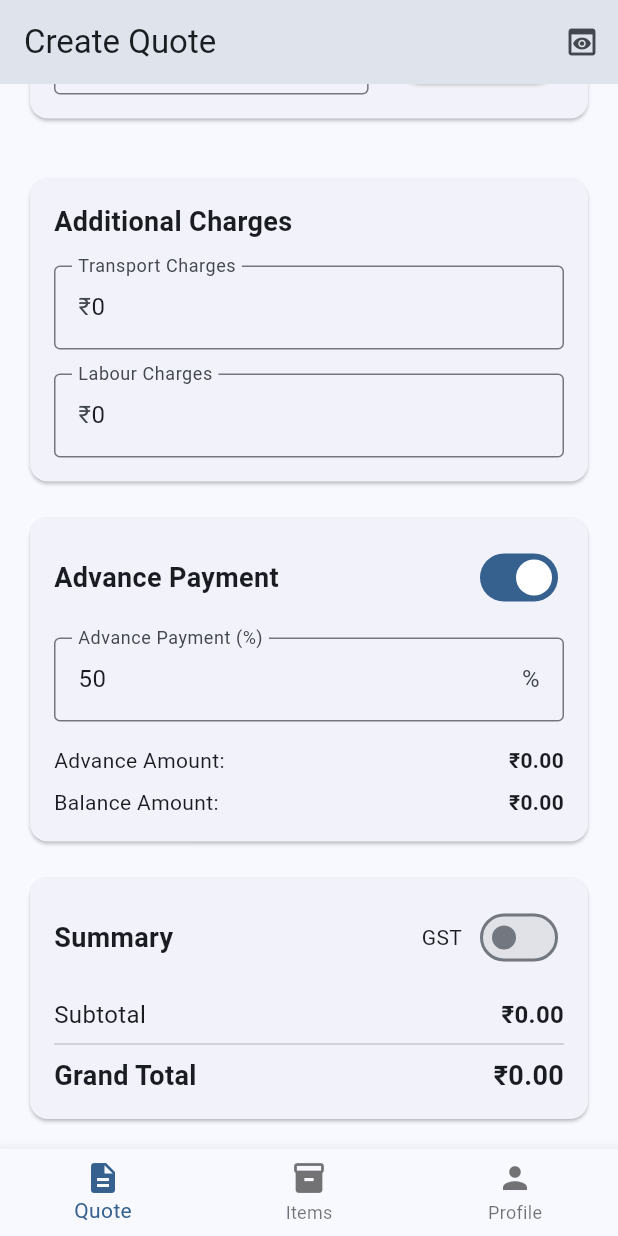
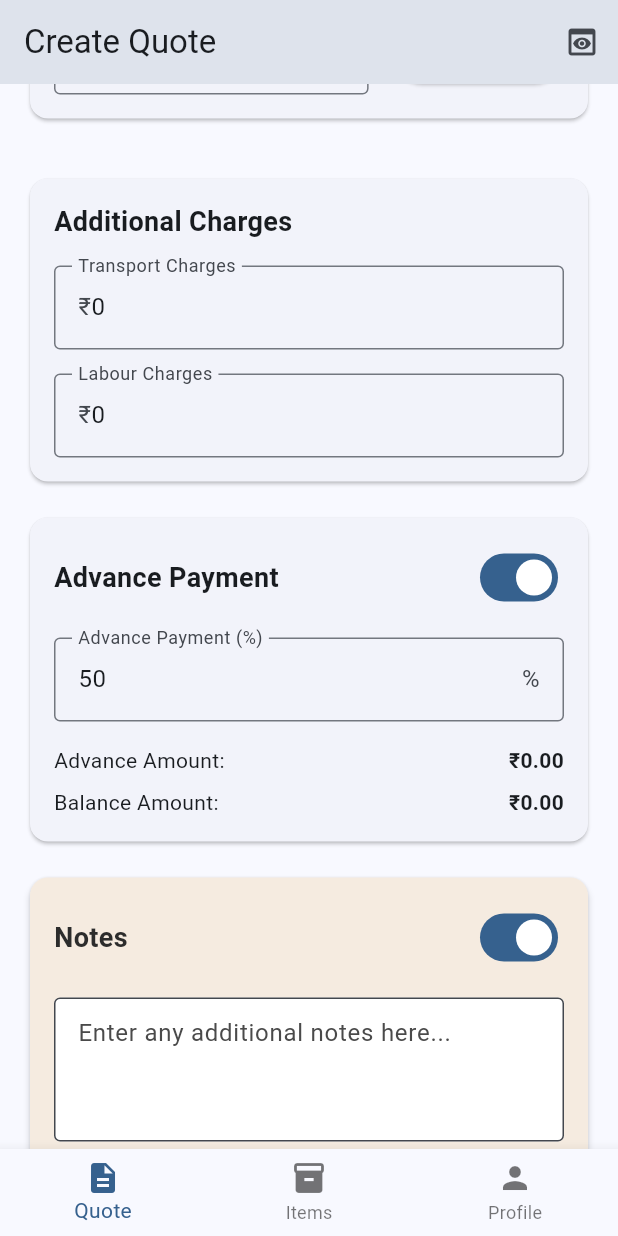
Before and after one commit to Sahil-Lakhani/Auto-Quote, a Flutter app: the screen it shows once a user with an empty profile is signed in, scrolled down 825 dp, on a phone screen of 412 x 824 dp. Run offline on Flutter 3.47's test engine with Material 3 defaults, Android fonts, the phone set to English and light mode, and no system bars; our stand-ins replace cloud_firestore, firebase_auth, firebase_core, google_sign_in, image_picker, open_file and 3 more; accounts and stored records are empty; generated files the repository leaves out were written again.

```diff
--- a/lib/models/quote_model.dart
+++ b/lib/models/quote_model.dart
@@ -68,6 +68,6 @@ class Quote {
     required this.sgst,
     required this.grandTotal,
     this.advancePaymentPercentage = 50, // Default value is 50%
-    this.notes = '', // Default empty notes
+    this.notes = '',
   });
 }
--- a/lib/providers/quote_form_provider.dart
+++ b/lib/providers/quote_form_provider.dart
@@ -19,6 +19,7 @@ class QuoteFormProvider extends ChangeNotifier {
   int laborCharges = 0;
   int? _advancePaymentPercentage = 50;
   bool _isAdvancePaymentEnabled = true;
+  bool _isNotesSectionEnable = true;
   bool _isGstEnabled = false;
   String? _selectedCompanyId;
   Company? _selectedCompany;
@@ -27,6 +28,8 @@ class QuoteFormProvider extends ChangeNotifier {
   bool get isAdvancePaymentEnabled => _isAdvancePaymentEnabled;
   int? get advancePaymentPercentage =>
       _isAdvancePaymentEnabled ? _advancePaymentPercentage : null;
+
+  bool get isNotesSectionEnable => _isNotesSectionEnable;
   String? get selectedCompanyId => _selectedCompanyId;
   Company? get selectedCompany => _selectedCompany;
   bool get hasSelectedCompany => _selectedCompany != null;
@@ -40,6 +43,14 @@ class QuoteFormProvider extends ChangeNotifier {
 
   void toggleAdvancePayment(bool value) {
     _isAdvancePaymentEnabled = value;
+    if (!value) _advancePaymentPercentage = 0;
+    notifyListeners();
+  }
+
+  void toggleNotesSection(bool value) {
+    // This method can be used to show/hide notes section if needed
+    _isNotesSectionEnable = value;
+    if (!value) notes = '';
     notifyListeners();
   }
 
--- a/lib/screens/quote_form_screen.dart
+++ b/lib/screens/quote_form_screen.dart
@@ -9,6 +9,7 @@ import 'package:auto_quote/widgets/company_info_section.dart';
 import 'package:auto_quote/widgets/customer_info_section.dart';
 import 'package:auto_quote/widgets/charges_section.dart';
 import 'package:auto_quote/widgets/rooms_section.dart';
+import 'package:auto_quote/widgets/notes_section.dart';
 import 'package:flutter/material.dart';
 import 'package:provider/provider.dart';
 import 'dart:io';
@@ -47,6 +48,7 @@ class _QuoteFormScreenState extends State<QuoteFormScreen> {
   final _transportController = TextEditingController();
   final _labourController = TextEditingController();
   final _advanceController = TextEditingController();
+  final _notesController = TextEditingController();
   final ImagePicker _picker = ImagePicker();
   final FirestoreService _firestoreService = FirestoreService();
   List<Company>? _userCompanies;
@@ -178,6 +180,9 @@ class _QuoteFormScreenState extends State<QuoteFormScreen> {
     _roomTypeController.dispose();
     _transportController.dispose();
     _labourController.dispose();
+    _advanceController.dispose();
+    _notesController.dispose();
+    // _picker.dispose();
     super.dispose();
   }
 
@@ -369,6 +374,8 @@ class _QuoteFormScreenState extends State<QuoteFormScreen> {
       sgst: provider.sgst,
       grandTotal: provider.grandTotal,
       advancePaymentPercentage: provider.advancePaymentPercentage,
+      // notes: _notesController.text,
+      notes: provider.notes,
     );
   }
 
@@ -519,6 +526,8 @@ class _QuoteFormScreenState extends State<QuoteFormScreen> {
                   advanceController: _advanceController,
                 ),
                 const SizedBox(height: 16),
+                const NotesSection(),
+                const SizedBox(height: 16),
                 _buildSummary(),
               ],
             ),
--- /dev/null
+++ b/lib/widgets/notes_section.dart
@@ -0,0 +1,103 @@
+import 'package:flutter/material.dart';
+import 'package:provider/provider.dart';
+import '../providers/quote_form_provider.dart';
+
+class NotesSection extends StatefulWidget {
+  const NotesSection({Key? key}) : super(key: key);
+
+  @override
+  State<NotesSection> createState() => _NotesSectionState();
+}
+
+class _NotesSectionState extends State<NotesSection> {
+  late final TextEditingController _notesController;
+
+  @override
+  void didChangeDependencies() {
+    super.didChangeDependencies();
+    final provider = Provider.of<QuoteFormProvider>(context, listen: false);
+    _notesController = TextEditingController(text: provider.notes);
+    _notesController.addListener(_onNotesChanged);
+  }
+
+  void _onNotesChanged() {
+    final provider = Provider.of<QuoteFormProvider>(context, listen: false);
+    if (_notesController.text != provider.notes) {
+      provider.updateNotes(_notesController.text);
+    }
+  }
+
+  @override
+  void dispose() {
+    _notesController.removeListener(_onNotesChanged);
+    _notesController.dispose();
+    super.dispose();
+  }
+
+  @override
+  Widget build(BuildContext context) {
+    return Consumer<QuoteFormProvider>(
+      builder: (context, provider, child) {
+        return Card(
+          color: const Color(0xFFF5EBE0), // secondaryColor
+          elevation: 2,
+          child: Padding(
+            padding: const EdgeInsets.all(16.0),
+            child: Column(
+              crossAxisAlignment: CrossAxisAlignment.start,
+              children: [
+                /// Header row with title + switch
+                Row(
+                  mainAxisAlignment: MainAxisAlignment.spaceBetween,
+                  children: [
+                    const Text(
+                      'Notes',
+                      style: TextStyle(
+                        fontSize: 18,
+                        fontWeight: FontWeight.bold,
+                        color: Color(0xFF2C2C2C),
+                      ),
+                    ),
+                    Switch(
+                      value: provider.isNotesSectionEnable,
+                      onChanged: (value) {
+                        provider.toggleNotesSection(value);
+                        if (!value) {
+                          _notesController.text = '';
+                        }
+                      },
+                    ),
+                  ],
+                ),
+
+                /// Show text field only if enabled
+                if (provider.isNotesSectionEnable) ...[
+                  const SizedBox(height: 16),
+                  TextField(
+                    controller: _notesController,
+                    maxLines: 3,
+                    style: const TextStyle(color: Color(0xFF2C2C2C)),
+                    decoration: InputDecoration(
+                      hintText: 'Enter any additional notes here...',
+                      hintStyle: const TextStyle(color: Color(0xFF4A4A4A)),
+                      border: const OutlineInputBorder(),
+                      filled: true,
+                      fillColor: Colors.white,
+                      contentPadding: const EdgeInsets.all(12),
+                      focusedBorder: OutlineInputBorder(
+                        borderSide: BorderSide(
+                          color: Theme.of(context).primaryColor,
+                          width: 2.0,
+                        ),
+                      ),
+                    ),
+                  ),
+                ],
+              ],
+            ),
+          ),
+        );
+      },
+    );
+  }
+}
```
Also changed, not shown: lib/services/pdf_service.dart (+52 -21 lines).
